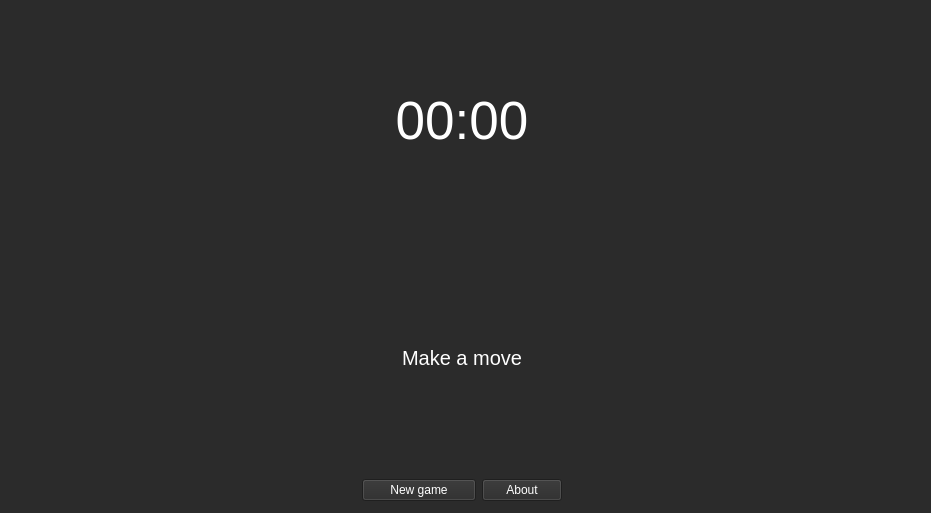
This is mainwindow.ui in mrtokii/sweep-hard as Qt 5 draws it before an edit. The edited form follows.
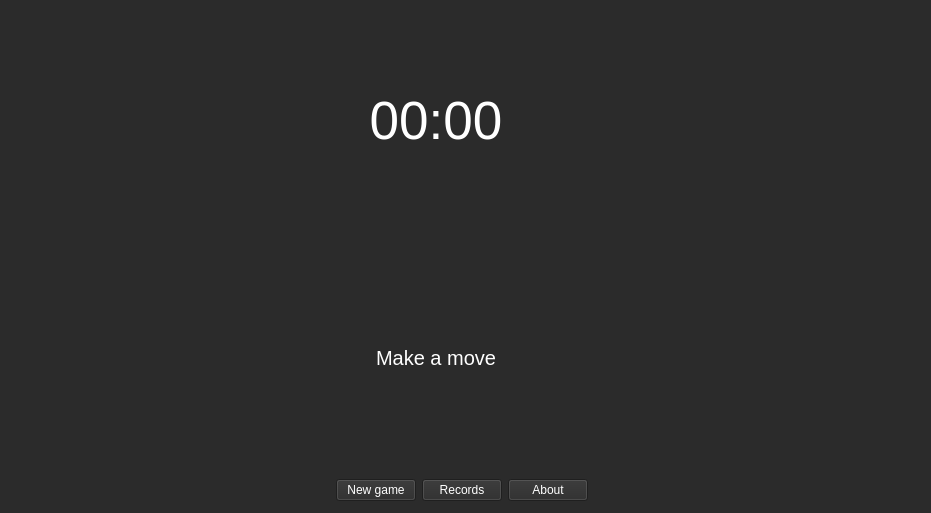
This is the edited form. Icons and pictures are not drawn.

Patch:
```diff
--- a/mainwindow.ui
+++ b/mainwindow.ui
@@ -51,8 +51,8 @@
       <item>
        <widget class="QLabel" name="timerLabel">
         <property name="sizePolicy">
-         <sizepolicy hsizetype="Expanding" vsizetype="Minimum">
-          <horstretch>0</horstretch>
+         <sizepolicy hsizetype="Fixed" vsizetype="Preferred">
+          <horstretch>2</horstretch>
           <verstretch>0</verstretch>
          </sizepolicy>
         </property>
@@ -119,7 +119,7 @@
        </widget>
       </item>
       <item>
-       <layout class="QHBoxLayout" name="buttonsLayout" stretch="0,0">
+       <layout class="QHBoxLayout" name="buttonsLayout" stretch="0,0,0">
         <property name="sizeConstraint">
          <enum>QLayout::SetFixedSize</enum>
         </property>
@@ -150,6 +150,22 @@
           </property>
          </widget>
         </item>
+        <item>
+         <widget class="QPushButton" name="recordsButton">
+          <property name="sizePolicy">
+           <sizepolicy hsizetype="Fixed" vsizetype="Fixed">
+            <horstretch>0</horstretch>
+            <verstretch>0</verstretch>
+           </sizepolicy>
+          </property>
+          <property name="styleSheet">
+           <string notr="true">color: white;</string>
+          </property>
+          <property name="text">
+           <string>Records</string>
+          </property>
+         </widget>
+        </item>
         <item>
          <widget class="QPushButton" name="aboutButton">
           <property name="sizePolicy">
```
